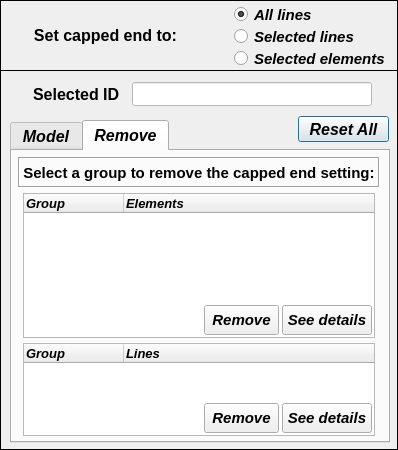
Above: pulse/uix/user_input/ui/Model/Setup/Structural/cappedEndInput.ui from open-pulse/OpenPulse before the change. Below: the same form after it.
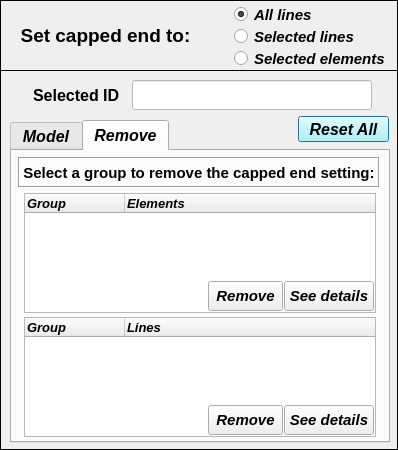
That is the form after the change. The open tabs and pages were chosen to show the change.

```diff
--- a/pulse/uix/user_input/ui/Model/Setup/Structural/cappedEndInput.ui
+++ b/pulse/uix/user_input/ui/Model/Setup/Structural/cappedEndInput.ui
@@ -55,7 +55,7 @@
     <property name="font">
      <font>
       <family>Arial</family>
-      <pointsize>12</pointsize>
+      <pointsize>14</pointsize>
       <weight>75</weight>
       <italic>false</italic>
       <bold>true</bold>
@@ -243,6 +243,9 @@
       <bold>true</bold>
      </font>
     </property>
+    <property name="styleSheet">
+     <string notr="true">background-color: rgb(170, 255, 255);</string>
+    </property>
     <property name="text">
      <string>Reset All</string>
     </property>
@@ -432,10 +435,10 @@
      <widget class="QTreeWidget" name="treeWidget_cappedEnd_elements">
       <property name="geometry">
        <rect>
-        <x>11</x>
+        <x>12</x>
         <y>42</y>
         <width>352</width>
-        <height>145</height>
+        <height>120</height>
        </rect>
       </property>
       <property name="minimumSize">
@@ -482,8 +485,8 @@
      <widget class="QPushButton" name="pushButton_remove_elem">
       <property name="geometry">
        <rect>
-        <x>192</x>
-        <y>154</y>
+        <x>196</x>
+        <y>130</y>
         <width>75</width>
         <height>30</height>
        </rect>
@@ -550,8 +553,8 @@
      <widget class="QPushButton" name="pushButton_get_information_elem">
       <property name="geometry">
        <rect>
-        <x>270</x>
-        <y>154</y>
+        <x>272</x>
+        <y>130</y>
         <width>90</width>
         <height>30</height>
        </rect>
@@ -584,10 +587,10 @@
      <widget class="QTreeWidget" name="treeWidget_cappedEnd_lines">
       <property name="geometry">
        <rect>
-        <x>11</x>
-        <y>192</y>
+        <x>12</x>
+        <y>166</y>
         <width>352</width>
-        <height>93</height>
+        <height>120</height>
        </rect>
       </property>
       <property name="minimumSize">
@@ -628,8 +631,8 @@
      <widget class="QPushButton" name="pushButton_get_information_line">
       <property name="geometry">
        <rect>
-        <x>270</x>
-        <y>252</y>
+        <x>272</x>
+        <y>254</y>
         <width>90</width>
         <height>30</height>
        </rect>
@@ -662,8 +665,8 @@
      <widget class="QPushButton" name="pushButton_remove_line">
       <property name="geometry">
        <rect>
-        <x>192</x>
-        <y>252</y>
+        <x>196</x>
+        <y>254</y>
         <width>75</width>
         <height>30</height>
        </rect>
@@ -702,9 +705,9 @@
     <property name="geometry">
      <rect>
       <x>132</x>
-      <y>12</y>
+      <y>10</y>
       <width>240</width>
-      <height>24</height>
+      <height>30</height>
      </rect>
     </property>
     <property name="minimumSize">
@@ -733,7 +736,7 @@
     </property>
     <property name="styleSheet">
      <string notr="true">background-color: rgb(255, 255, 255);
-color: rgb(0, 0, 0);</string>
+color: rgb(0, 0, 255);</string>
     </property>
     <property name="text">
      <string/>
@@ -749,9 +752,9 @@
     <property name="geometry">
      <rect>
       <x>22</x>
-      <y>12</y>
+      <y>10</y>
       <width>110</width>
-      <height>24</height>
+      <height>30</height>
      </rect>
     </property>
     <property name="palette">
```
Left out of the diff: 2 changed lines with no effect on the pictures.
